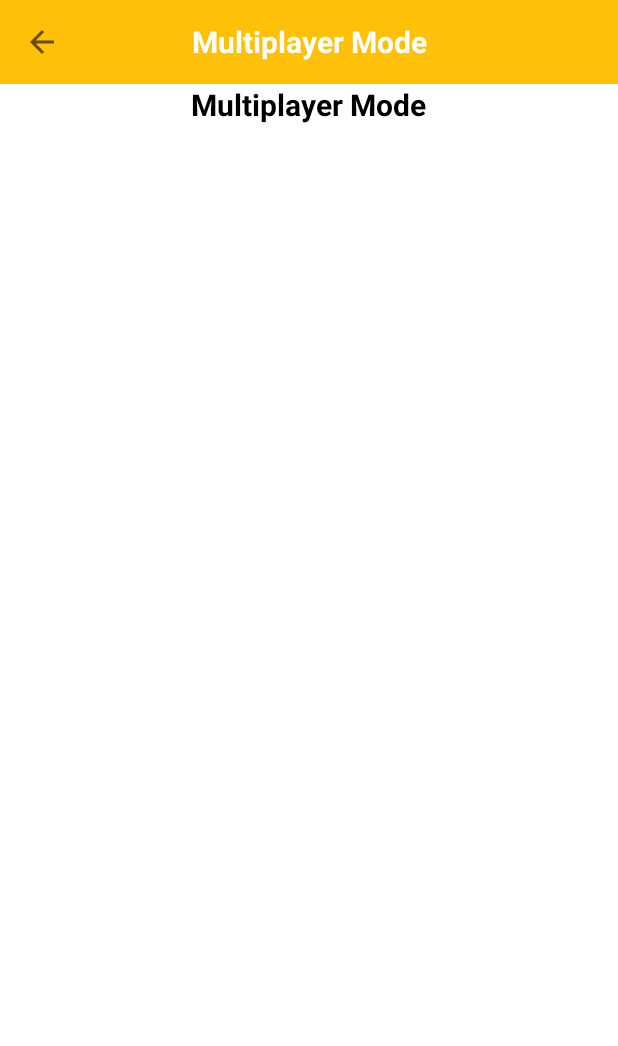
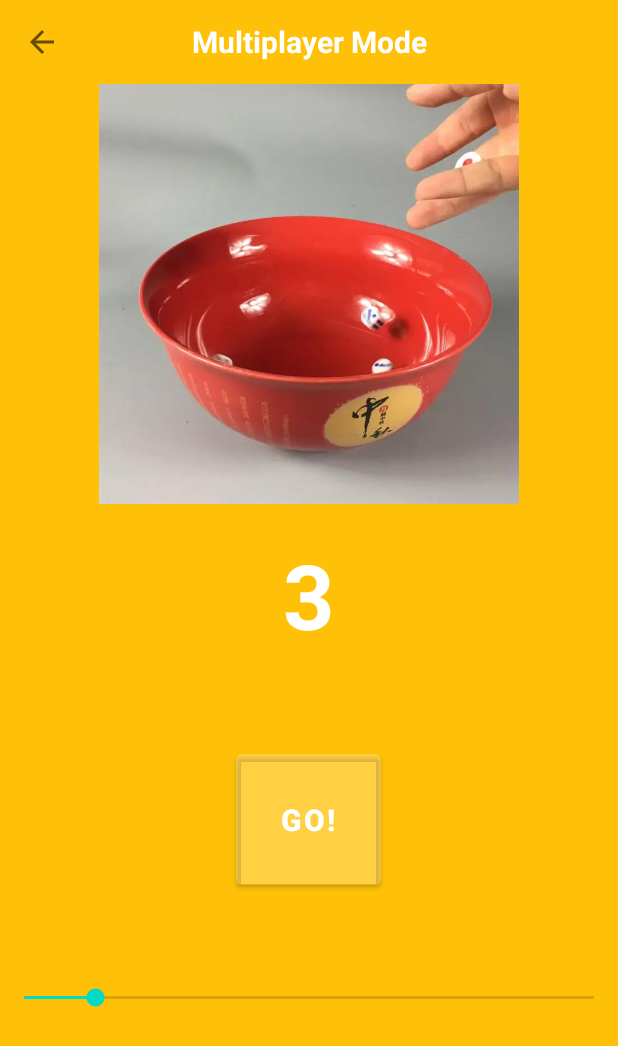
Before and after one commit to LiuJiewenTT/ee308fz_lab2, an Android app: the screen it shows after launch (multi_play_home_Activity), after a tap on "Multiplayer Play", on a phone screen of 412 x 824 dp. Shown: the top 1046 px of the screen. Run offline under Robolectric (Android 15) with nearby library versions, the light colour scheme and no system bars.

Commit message:
All main functions are done. Going to polish UI...

```diff
--- a/proj/Bobing/app/src/main/AndroidManifest.xml
+++ b/proj/Bobing/app/src/main/AndroidManifest.xml
@@ -26,6 +26,7 @@
         <activity android:name=".multi_play_home_Activity" android:theme="@style/Theme.Bobing.NoActionBar" />
         <activity android:name=".aboutPageActivity" android:theme="@style/Theme.Bobing.NoActionBar" />
         <activity android:name=".play" android:theme="@style/Theme.Bobing.NoActionBar"/>
+        <activity android:name=".multi_play_hall_Activity" android:theme="@style/Theme.Bobing.NoActionBar"/>
     </application>
 
 </manifest>
--- a/proj/Bobing/app/src/main/java/io/github/liujiewentt/ee308fz_lab2_bobing/multi_play_home_Activity.java
+++ b/proj/Bobing/app/src/main/java/io/github/liujiewentt/ee308fz_lab2_bobing/multi_play_home_Activity.java
@@ -1,12 +1,19 @@
 package io.github.liujiewentt.ee308fz_lab2_bobing;
 
+import android.content.Intent;
+import android.os.Build;
 import android.os.Bundle;
 import android.view.View;
+import android.widget.Button;
+import android.widget.SeekBar;
+import android.widget.TextView;
 
 import androidx.annotation.Nullable;
 import androidx.appcompat.app.ActionBar;
 import androidx.appcompat.app.AppCompatActivity;
 import androidx.appcompat.widget.Toolbar;
+
+import java.util.Arrays;
 
 public class multi_play_home_Activity extends AppCompatActivity {
     @Override
@@ -31,5 +38,47 @@ public class multi_play_home_Activity extends AppCompatActivity {
                 multi_play_home_Activity.this.finish();
             }
         });
+
+        SeekBar seekBar = findViewById(R.id.mulp_seekBar);
+
+        TextView tv = findViewById(R.id.mulp_hplayernb_tv);
+        tv.setText(""+seekBar.getProgress());
+        if (Build.VERSION.SDK_INT >= Build.VERSION_CODES.O) {
+            seekBar.setMin(2);
+        }
+
+        seekBar.setOnSeekBarChangeListener(new SeekBar.OnSeekBarChangeListener() {
+            @Override
+            public void onProgressChanged(SeekBar seekBar, int i, boolean b) {
+                TextView tv = findViewById(R.id.mulp_hplayernb_tv);
+                if(i<1){
+                    seekBar.setProgress(2);
+                    i = 2;
+                }
+                tv.setText(""+i);
+            }
+
+            @Override
+            public void onStartTrackingTouch(SeekBar seekBar) {
+                return;
+            }
+
+            @Override
+            public void onStopTrackingTouch(SeekBar seekBar) {
+                return;
+            }
+        });
+
+        Button btn = findViewById(R.id.mulp_hnextp_btn);
+        btn.setOnClickListener(new View.OnClickListener() {
+            @Override
+            public void onClick(View view) {
+                Intent intent = new Intent(multi_play_home_Activity.this, multi_play_hall_Activity.class);
+                Bundle bundle = new Bundle();
+                bundle.putInt("numlimit", seekBar.getProgress());
+                intent.putExtras(bundle);
+                startActivity(intent);
+            }
+        });
     }
 }
--- a/proj/Bobing/app/src/main/res/layout/multi_play_home.xml
+++ b/proj/Bobing/app/src/main/res/layout/multi_play_home.xml
@@ -3,6 +3,7 @@
     xmlns:tools="http://schemas.android.com/tools"
     xmlns:app="http://schemas.android.com/apk/res-auto"
     android:orientation="vertical"
+    android:background="@color/golden"
     android:layout_width="match_parent"
     android:layout_height="match_parent"
     tools:context=".multi_play_home_Activity">
@@ -29,13 +30,51 @@
 
 
 
+<!--    <TextView-->
+<!--        android:layout_width="wrap_content"-->
+<!--        android:layout_height="wrap_content"-->
+<!--        android:layout_gravity="center"-->
+<!--        android:textAlignment="center"-->
+<!--        android:text="@string/multiplayer_mode"-->
+<!--        android:textColor="@color/black"-->
+<!--        android:theme="@style/Theme.Bobing.TitleText"/>-->
+
+
+    <ImageView
+        android:layout_width="wrap_content"
+        android:layout_height="280dp"
+        android:scaleType="fitCenter"
+        android:src="@drawable/a19" />
+
     <TextView
+        android:id="@+id/mulp_hplayernb_tv"
         android:layout_width="wrap_content"
         android:layout_height="wrap_content"
         android:layout_gravity="center"
-        android:textAlignment="center"
-        android:text="@string/multiplayer_mode"
-        android:textColor="@color/black"
-        android:theme="@style/Theme.Bobing.TitleText"/>
+        android:layout_margin="20dp"
+        android:text="playerNo."
+        android:textColor="@color/white"
+        android:textSize="60sp"
+        android:textStyle="bold" />
+
+    <Button
+        android:id="@+id/mulp_hnextp_btn"
+        android:layout_width="wrap_content"
+        android:layout_height="wrap_content"
+        android:layout_gravity="center"
+        android:layout_marginTop="40dp"
+        android:backgroundTint="@color/btn_twhite"
+        android:padding="30dp"
+        android:text="@string/play_a_round"
+        android:theme="@style/Theme.Bobing.TitleText" />
+
+    <SeekBar
+        android:id="@+id/mulp_seekBar"
+        style="@android:style/Widget.Material.Light.SeekBar"
+        android:layout_width="match_parent"
+        android:layout_height="wrap_content"
+        android:layout_marginTop="60dp"
+        android:max="10"
+        android:progress="3" />
 
 </LinearLayout>
--- a/proj/Bobing/app/src/main/res/menu/menu_scrolling.xml
+++ b/proj/Bobing/app/src/main/res/menu/menu_scrolling.xml
@@ -7,4 +7,15 @@
         android:orderInCategory="100"
         android:title="@string/action_settings"
         app:showAsAction="never" />
+    <item
+        android:id="@+id/action_showRules"
+        android:orderInCategory="101"
+        android:title="@string/show_rules"
+        app:showAsAction="always"
+        />
+    <item
+        android:id="@+id/action_showAbout"
+        android:orderInCategory="102"
+        android:title="@string/about_program"
+        />
 </menu>
--- a/proj/Bobing/app/src/main/res/values/strings.xml
+++ b/proj/Bobing/app/src/main/res/values/strings.xml
@@ -109,4 +109,9 @@
     <string name="BangYan">榜眼</string>
     <string name="ZhuangYuan">状元</string>
     <string name="Nothing">没有</string>
+
+    <string name="all_results">Everybody\'s Fortune</string>
+    <string name="playHeader">Play</string>
+    <string name="player">Player</string>
+    <string name="gameover">Back</string>
 </resources>
```
Also changed, not shown: proj/Bobing/app/src/main/java/io/github/liujiewentt/ee308fz_lab2_bobing/multi_play_hall_Activity.java (added, +103 -0 lines), proj/Bobing/app/src/main/java/io/github/liujiewentt/ee308fz_lab2_bobing/play.java (+10 -3 lines), proj/Bobing/app/src/main/res/layout/multi_play_hall.xml (added, +82 -0 lines), proj/Bobing/app/src/main/res/layout/playpage.xml (+13 -6 lines).
